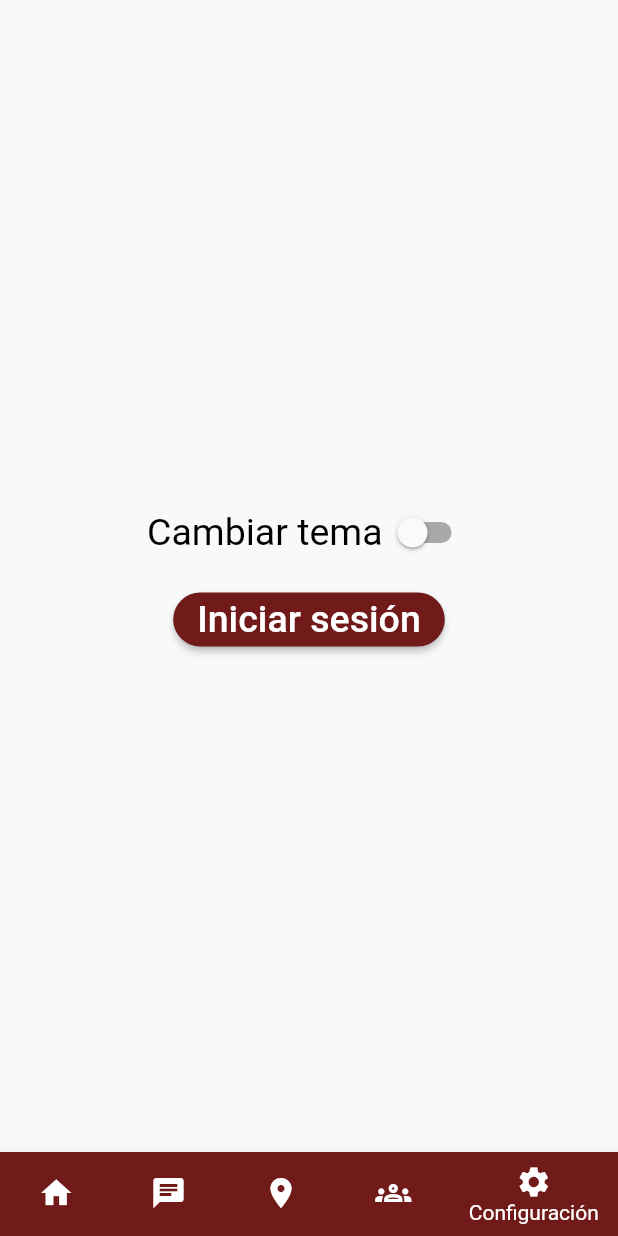
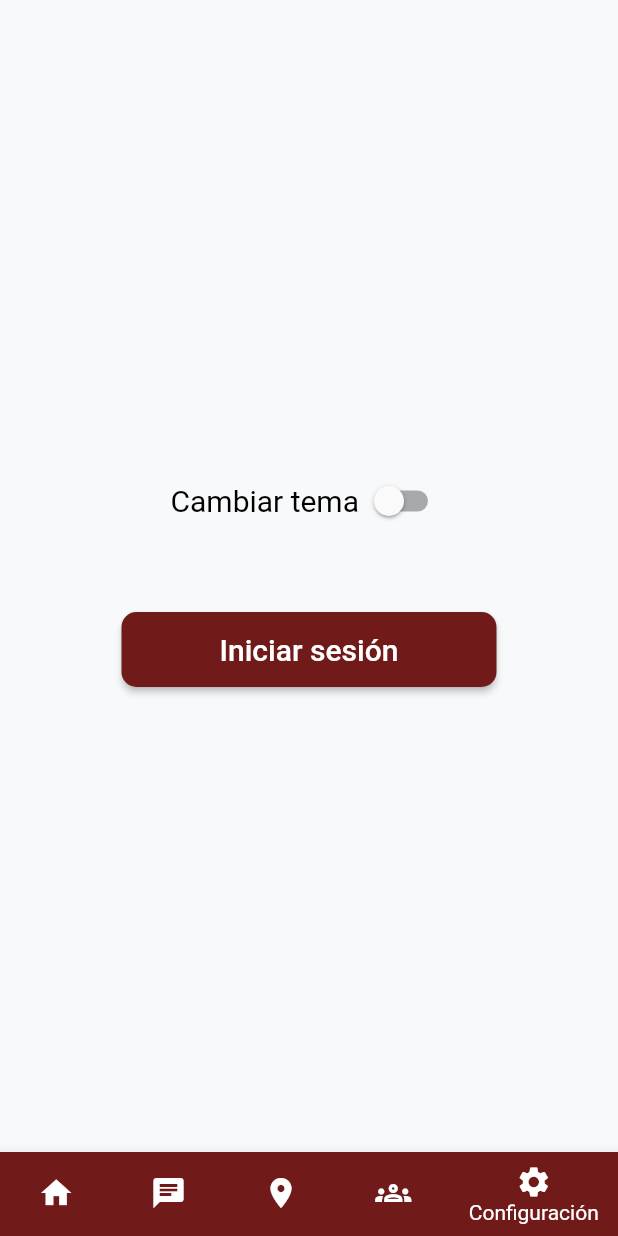
Before and after one commit to J4ngel/Broadcast_movie, a Flutter app: the screen it shows after launch, item 5 of the bottom bar chosen, on a phone screen of 412 x 824 dp. Run offline on Flutter 3.47's test engine with Material 2 defaults, Android fonts, the light colour scheme and no system bars; our stand-ins replace get, shared_preferences; network calls fail.

Commit message:
Update: RaisedButton-> ElevatedButton. Set fixed size

```diff
--- a/lib/ui/pages/settings/settings.dart
+++ b/lib/ui/pages/settings/settings.dart
@@ -28,7 +28,7 @@ class _SettingsPageState extends State<SettingsPage> {
             children: [
               Text('Cambiar tema',
                   style: TextStyle(
-                      fontSize: 25.0,
+                      fontSize: 20.0,
                       color: currentTheme.isDarkTheme()
                           ? Colors.white
                           : Colors.black)),
@@ -41,21 +41,24 @@ class _SettingsPageState extends State<SettingsPage> {
                   })
             ],
           ),
-          SizedBox(
-            height: 10.0,
+          const SizedBox(
+            height: 50.0,
           ),
-          RaisedButton(
-            child: Text(
+          ElevatedButton(
+            child: const Text(
               "Iniciar sesión",
-              style: TextStyle(color: Colors.white, fontSize: 25.0),
+              style: TextStyle(color: Colors.white, fontSize: 20.0),
             ),
-            color: currentTheme.isDarkTheme()
-                ? const Color(0xff085373)
-                : const Color(0xff711A1A),
-            shape:
-                RoundedRectangleBorder(borderRadius: BorderRadius.circular(30)),
+            style: ElevatedButton.styleFrom(
+                primary: currentTheme.isDarkTheme()
+                    ? const Color(0xff085373)
+                    : const Color(0xff711A1A),
+                shape: RoundedRectangleBorder(
+                    borderRadius: BorderRadius.circular(10)),
+                padding: const EdgeInsets.all(10),
+                fixedSize: const Size(250.0, 50.0)),
             onPressed: () {
-              Get.to(() => SplashScreen());
+              Get.to(() => const SplashScreen());
             },
           ),
         ],
```
